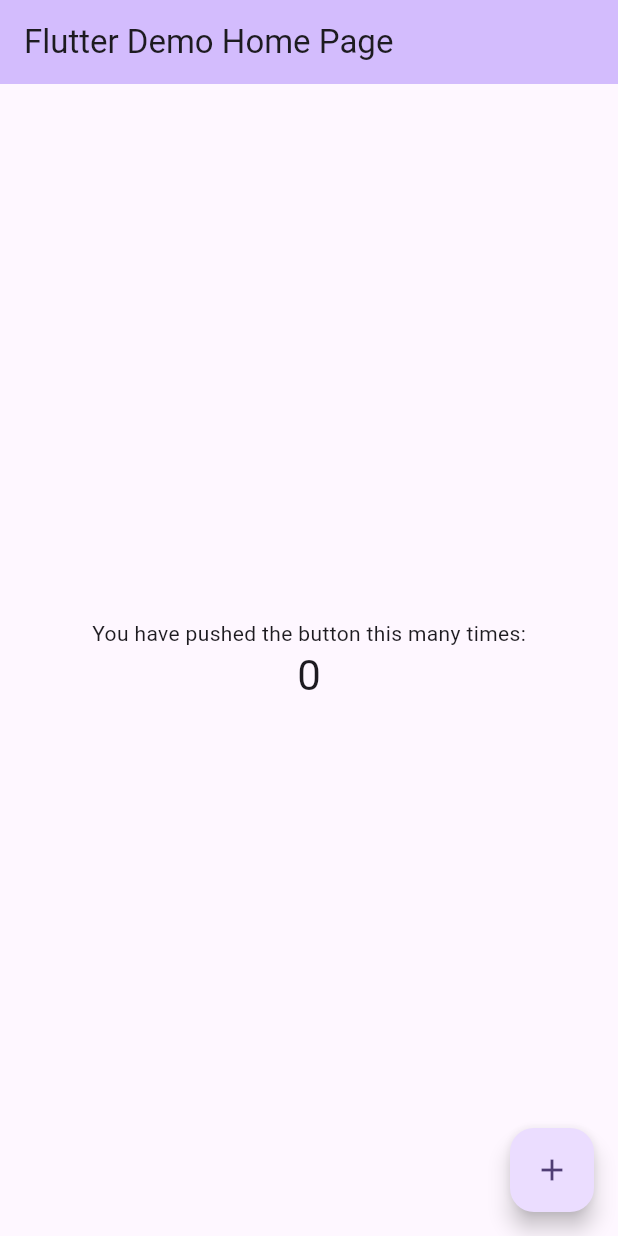
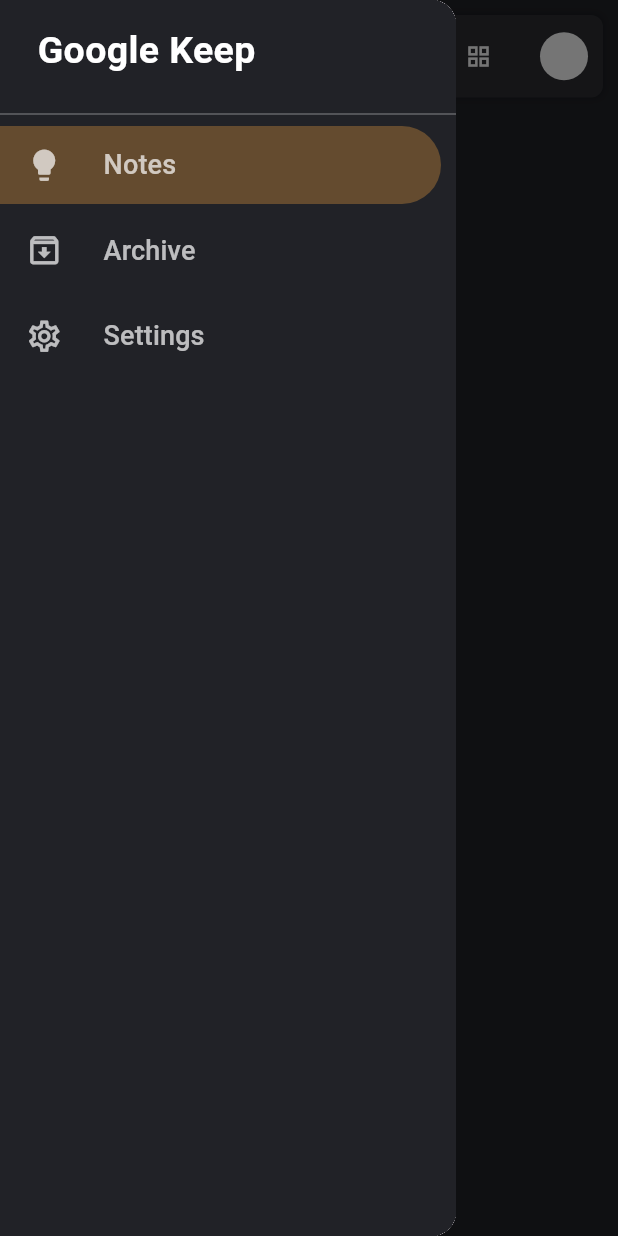
Before and after one commit to Swati01012002/Google_Keep_Notes, a Flutter app: the screen it shows after launch, with the side drawer open (before the commit the screen has no drawer), on a phone screen of 412 x 824 dp. Run offline on Flutter 3.47's test engine with Material 3 defaults, Android fonts, the light colour scheme and no system bars.

Commit message:
Search bar and Slide bar added

```diff
--- /dev/null
+++ b/lib/SideMenuBar.dart
@@ -0,0 +1,148 @@
+import 'package:flutter/material.dart';
+import 'package:google_keep_notes/colors.dart';
+
+class SideMenu extends StatefulWidget {
+  const SideMenu({super.key});
+
+  @override
+  State<SideMenu> createState() => _SideMenuState();
+}
+
+class _SideMenuState extends State<SideMenu> {
+  @override
+  Widget build(BuildContext context) {
+    return Drawer(
+      child: Container(
+        decoration: BoxDecoration(color: bgColor),
+        child: SafeArea(
+          child: Column(
+            crossAxisAlignment: CrossAxisAlignment.start,
+            children: [
+              Container(
+                margin: EdgeInsets.symmetric(horizontal: 25, vertical: 16),
+                child: Text(
+                  "Google Keep",
+                  style: TextStyle(
+                      color: white, fontSize: 25, fontWeight: FontWeight.bold),
+                ),
+              ),
+              Divider(
+                color: white.withOpacity(0.3),
+              ),
+              sectionOne(),
+              SizedBox(
+                height: 5,
+              ),
+              sectionTwo(),
+              SizedBox(
+                height: 5,
+              ),
+              sectionSetting()
+            ],
+          ),
+        ),
+      ),
+    );
+  }
+
+  Widget sectionOne() {
+    return Container(
+      margin: EdgeInsets.only(right: 10),
+      child: TextButton(
+          style: ButtonStyle(
+              backgroundColor: MaterialStateProperty.all(
+                  Colors.orangeAccent.withOpacity(0.3)),
+              shape: MaterialStateProperty.all<RoundedRectangleBorder>(
+                  RoundedRectangleBorder(
+                      borderRadius: BorderRadius.only(
+                          topRight: Radius.circular(50),
+                          bottomRight: Radius.circular(50))))),
+          onPressed: () {},
+          child: Container(
+            padding: EdgeInsets.symmetric(vertical: 5, horizontal: 5),
+            child: Row(
+              children: [
+                Icon(
+                  Icons.lightbulb,
+                  size: 25,
+                  color: white.withOpacity(0.7),
+                ),
+                SizedBox(
+                  width: 27,
+                ),
+                Text(
+                  "Notes",
+                  style: TextStyle(color: white.withOpacity(0.7), fontSize: 18),
+                )
+              ],
+            ),
+          )),
+    );
+  }
+
+  Widget sectionTwo() {
+    return Container(
+      margin: EdgeInsets.only(right: 10),
+      child: TextButton(
+          style: ButtonStyle(
+              shape: MaterialStateProperty.all<RoundedRectangleBorder>(
+                  RoundedRectangleBorder(
+                      borderRadius: BorderRadius.only(
+                          topRight: Radius.circular(50),
+                          bottomRight: Radius.circular(50))))),
+          onPressed: () {},
+          child: Container(
+            padding: EdgeInsets.symmetric(vertical: 5, horizontal: 5),
+            child: Row(
+              children: [
+                Icon(
+                  Icons.archive_outlined,
+                  size: 25,
+                  color: white.withOpacity(0.7),
+                ),
+                SizedBox(
+                  width: 27,
+                ),
+                Text(
+                  "Archive",
+                  style: TextStyle(color: white.withOpacity(0.7), fontSize: 18),
+                )
+              ],
+            ),
+          )),
+    );
+  }
+
+  Widget sectionSetting() {
+    return Container(
+      margin: EdgeInsets.only(right: 10),
+      child: TextButton(
+          style: ButtonStyle(
+              shape: MaterialStateProperty.all<RoundedRectangleBorder>(
+                  RoundedRectangleBorder(
+                      borderRadius: BorderRadius.only(
+                          topRight: Radius.circular(50),
+                          bottomRight: Radius.circular(50))))),
+          onPressed: () {},
+          child: Container(
+            padding: EdgeInsets.symmetric(vertical: 5, horizontal: 5),
+            child: Row(
+              children: [
+                Icon(
+                  Icons.settings_outlined,
+                  size: 25,
+                  color: white.withOpacity(0.7),
+                ),
+                SizedBox(
+                  width: 27,
+                ),
+                Text(
+                  "Settings",
+                  style: TextStyle(color: white.withOpacity(0.7), fontSize: 18),
+                )
+              ],
+            ),
+          )),
+    );
+  }
+}
--- /dev/null
+++ b/lib/colors.dart
@@ -0,0 +1,6 @@
+import 'package:flutter/material.dart';
+
+const Color bgColor = Color(0xFF212227);
+const Color cardColor = Color(0xFF2D2E33);
+const Color black = Color(0xFF000000);
+const Color white = Color(0xFFFFFFFF);
--- /dev/null
+++ b/lib/home.dart
@@ -0,0 +1,112 @@
+import 'dart:ui';
+
+import 'package:flutter/material.dart';
+import 'package:flutter/widgets.dart';
+import 'package:google_keep_notes/SideMenuBar.dart';
+import 'package:google_keep_notes/colors.dart';
+
+class Home extends StatefulWidget {
+  const Home({super.key});
+
+  @override
+  State<Home> createState() => _HomeState();
+}
+
+class _HomeState extends State<Home> {
+  GlobalKey<ScaffoldState> _drawerKey = GlobalKey();
+  @override
+  Widget build(BuildContext context) {
+    return Scaffold(
+      endDrawerEnableOpenDragGesture: true,
+      key: _drawerKey,
+      drawer: SideMenu(),
+      backgroundColor: bgColor,
+      body: SafeArea(
+        child: Container(
+          child: Column(
+            children: [
+              Container(
+                margin: EdgeInsets.symmetric(vertical: 10, horizontal: 10),
+                width: MediaQuery.of(context).size.width,
+                height: 55,
+                decoration: BoxDecoration(
+                    color: cardColor,
+                    borderRadius: BorderRadius.circular(8),
+                    boxShadow: [
+                      BoxShadow(
+                          color: black.withOpacity(0.2),
+                          spreadRadius: 1,
+                          blurRadius: 3)
+                    ]),
+                child: Row(
+                  mainAxisAlignment: MainAxisAlignment.spaceBetween,
+                  children: [
+                    Row(
+                      children: [
+                        IconButton(
+                            onPressed: () {
+                              _drawerKey.currentState!.openDrawer();
+                            },
+                            icon: Icon(
+                              Icons.menu,
+                              color: white,
+                            )),
+                        SizedBox(
+                          width: 16,
+                        ),
+                        Container(
+                          width: 200,
+                          height: 55,
+                          child: Column(
+                            mainAxisAlignment: MainAxisAlignment.center,
+                            crossAxisAlignment: CrossAxisAlignment.start,
+                            children: [
+                              Text(
+                                "Search Your Notes",
+                                style: TextStyle(
+                                    color: white.withOpacity(0.5),
+                                    fontSize: 16),
+                              ),
+                            ],
+                          ),
+                        )
+                      ],
+                    ),
+                    Container(
+                      margin: EdgeInsets.symmetric(horizontal: 10),
+                      child: Row(
+                        children: [
+                          TextButton(
+                              style: ButtonStyle(
+                                  overlayColor: MaterialStateColor.resolveWith(
+                                      (states) => white.withOpacity(0.1)),
+                                  shape: MaterialStateProperty.all<
+                                          RoundedRectangleBorder>(
+                                      RoundedRectangleBorder(
+                                          borderRadius:
+                                              BorderRadius.circular(50.0)))),
+                              onPressed: () {},
+                              child: Icon(
+                                Icons.grid_view,
+                                color: white,
+                              )),
+                          SizedBox(
+                            width: 9,
+                          ),
+                          CircleAvatar(
+                            radius: 16,
+                            backgroundColor: Colors.white,
+                          )
+                        ],
+                      ),
+                    ),
+                  ],
+                ),
+              )
+            ],
+          ),
+        ),
+      ),
+    );
+  }
+}
--- a/lib/main.dart
+++ b/lib/main.dart
@@ -1,4 +1,5 @@
 import 'package:flutter/material.dart';
+import 'home.dart';
 
 void main() {
   runApp(const MyApp());
@@ -12,6 +13,7 @@
   Widget build(BuildContext context) {
     return MaterialApp(
       title: 'Flutter Demo',
+      debugShowCheckedModeBanner: false,
       theme: ThemeData(
           // This is the theme of your application.
           //
@@ -29,97 +31,8 @@
           // This works for code too, not just values: Most code changes can be
           // tested with just a hot reload.
           colorScheme: ColorScheme.fromSeed(seedColor: Colors.deepPurple),
-        useMaterial3: true,
-      ),
-      home: const MyHomePage(title: 'Flutter Demo Home Page'),
+          useMaterial3: true),
+      home: Home(),
     );
   }
 }
-
-class MyHomePage extends StatefulWidget {
-  const MyHomePage({super.key, required this.title});
-
-  // This widget is the home page of your application. It is stateful, meaning
-  // that it has a State object (defined below) that contains fields that affect
-  // how it looks.
-
-  // This class is the configuration for the state. It holds the values (in this
-  // case the title) provided by the parent (in this case the App widget) and
-  // used by the build method of the State. Fields in a Widget subclass are
-  // always marked "final".
-
-  final String title;
-
-  @override
-  State<MyHomePage> createState() => _MyHomePageState();
-}
-
-class _MyHomePageState extends State<MyHomePage> {
-  int _counter = 0;
-
-  void _incrementCounter() {
-    setState(() {
-      // This call to setState tells the Flutter framework that something has
-      // changed in this State, which causes it to rerun the build method below
-      // so that the display can reflect the updated values. If we changed
-      // _counter without calling setState(), then the build method would not be
-      // called again, and so nothing would appear to happen.
-      _counter++;
-    });
-  }
-
-  @override
-  Widget build(BuildContext context) {
-    // This method is rerun every time setState is called, for instance as done
-    // by the _incrementCounter method above.
-    //
-    // The Flutter framework has been optimized to make rerunning build methods
-    // fast, so that you can just rebuild anything that needs updating rather
-    // than having to individually change instances of widgets.
-    return Scaffold(
-      appBar: AppBar(
-        // TRY THIS: Try changing the color here to a specific color (to
-        // Colors.amber, perhaps?) and trigger a hot reload to see the AppBar
-        // change color while the other colors stay the same.
-        backgroundColor: Theme.of(context).colorScheme.inversePrimary,
-        // Here we take the value from the MyHomePage object that was created by
-        // the App.build method, and use it to set our appbar title.
-        title: Text(widget.title),
-      ),
-      body: Center(
-        // Center is a layout widget. It takes a single child and positions it
-        // in the middle of the parent.
-        child: Column(
-          // Column is also a layout widget. It takes a list of children and
-          // arranges them vertically. By default, it sizes itself to fit its
-          // children horizontally, and tries to be as tall as its parent.
-          //
-          // Column has various properties to control how it sizes itself and
-          // how it positions its children. Here we use mainAxisAlignment to
-          // center the children vertically; the main axis here is the vertical
-          // axis because Columns are vertical (the cross axis would be
-          // horizontal).
-          //
-          // TRY THIS: Invoke "debug painting" (choose the "Toggle Debug Paint"
-          // action in the IDE, or press "p" in the console), to see the
-          // wireframe for each widget.
-          mainAxisAlignment: MainAxisAlignment.center,
-          children: <Widget>[
-            const Text(
-              'You have pushed the button this many times:',
-            ),
-            Text(
-              '$_counter',
-              style: Theme.of(context).textTheme.headlineMedium,
-            ),
-          ],
-        ),
-      ),
-      floatingActionButton: FloatingActionButton(
-        onPressed: _incrementCounter,
-        tooltip: 'Increment',
-        child: const Icon(Icons.add),
-      ), // This trailing comma makes auto-formatting nicer for build methods.
-    );
-  }
-}
```
Lines whose indentation alone changed are shown as unchanged.
